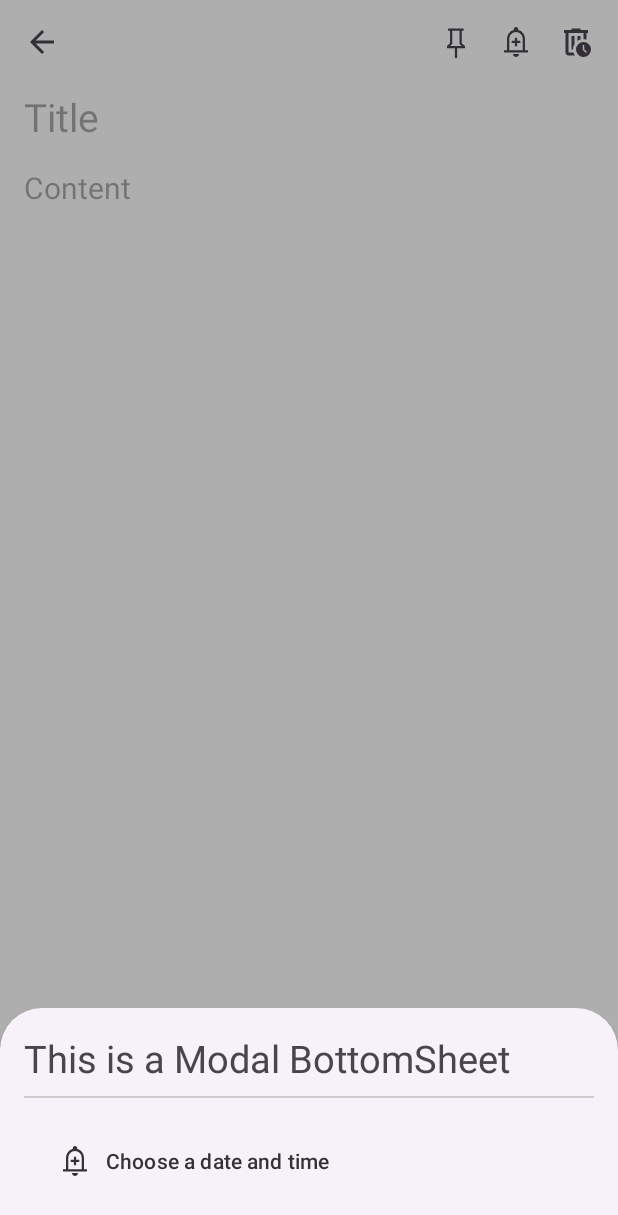
After one commit to ivarjt/notes-app, an Android app built with Jetpack Compose: the fragment BottomSheetDialog placed in its activity, on a phone screen of 412 x 824 dp. The commit adds this screen. Shown: the top 1215 px of the screen. Run offline under Robolectric (Android 15) with nearby library versions, the phone set to English and light mode, and no system bars; our stand-ins replace Room's generated code.

Commit message:
feat(reminders): add initial bottom sheet and reminder button
- Added BottomSheetDialog for reminders
- Added two new colors for reminder UI
- Added reminder button (no functionality yet)

```diff
--- a/app/build.gradle.kts
+++ b/app/build.gradle.kts
@@ -77,7 +77,6 @@ dependencies {
     debugImplementation("androidx.compose.ui:ui-test-manifest")
     implementation("androidx.compose.material:material-icons-core")
     implementation("androidx.compose.material:material-icons-extended")
-    implementation("androidx.compose.material3.adaptive:adaptive")
     implementation("androidx.activity:activity-compose:1.10.1")
     implementation("androidx.lifecycle:lifecycle-viewmodel-compose:2.8.5")
     implementation("androidx.compose.runtime:runtime-livedata")
--- a/app/src/main/java/se/itdata/notes/NoteEditorActivity.kt
+++ b/app/src/main/java/se/itdata/notes/NoteEditorActivity.kt
@@ -6,9 +6,10 @@ import android.os.Bundle
 import android.view.View
 import android.widget.EditText
 import android.widget.ImageView
-import androidx.activity.ComponentActivity
+import android.widget.Toast
 import androidx.activity.OnBackPressedCallback
 import androidx.activity.enableEdgeToEdge
+import androidx.appcompat.app.AppCompatActivity
 import androidx.core.app.ActivityOptionsCompat
 import androidx.core.view.ViewCompat
 import androidx.core.view.WindowInsetsCompat
@@ -18,10 +19,11 @@ import com.google.android.material.transition.platform.MaterialContainerTransfor
 import com.google.android.material.transition.platform.MaterialContainerTransformSharedElementCallback
 import se.itdata.notes.database.AppDatabase
 import se.itdata.notes.database.Note
+import se.itdata.notes.ui.bottomsheet.BottomSheetDialog
 import se.itdata.notes.viewmodel.NoteViewModel
 import se.itdata.notes.viewmodel.NoteViewModelFactory
 
-class NoteEditorActivity : ComponentActivity() {
+class NoteEditorActivity : AppCompatActivity() {
 
     lateinit var titleInput: EditText
     lateinit var contentInput: EditText
@@ -85,6 +87,7 @@ class NoteEditorActivity : ComponentActivity() {
         val backButton: ImageView = findViewById(R.id.arrow_back)
         val deleteButton: ImageView = findViewById(R.id.trash_bin)
         pinToggleButton = findViewById(R.id.buttonPinToggle)
+        val reminderButton: ImageView = findViewById(R.id.reminder)
 
         mode = intent.getStringExtra(EXTRA_MODE)
         noteId = intent.getIntExtra(EXTRA_NOTE_ID, -1)
@@ -119,6 +122,12 @@ class NoteEditorActivity : ComponentActivity() {
         deleteButton.setOnClickListener {
             deleteNote()
             startActivity(intentMain, options.toBundle())
+        }
+
+        reminderButton.setOnClickListener {
+            //Toast.makeText(this, "Reminder Clicked", Toast.LENGTH_SHORT).show()
+            val bottomSheet = BottomSheetDialog()
+            bottomSheet.show(supportFragmentManager, bottomSheet.tag)
         }
 
         pinToggleButton.setOnClickListener {
@@ -166,7 +175,6 @@ class NoteEditorActivity : ComponentActivity() {
         }
     }
 
-
     private fun deleteNote() {
         if (mode == "edit" && noteId != -1) {
             noteViewModel.getNoteById(noteId).observe(this) { note ->
--- /dev/null
+++ b/app/src/main/java/se/itdata/notes/ui/bottomsheet/BottomSheetDialog.kt
@@ -0,0 +1,33 @@
+package se.itdata.notes.ui.bottomsheet
+
+import android.os.Bundle
+import android.view.LayoutInflater
+import android.view.View
+import android.view.ViewGroup
+import android.widget.Button
+import android.widget.Toast
+import com.google.android.material.bottomsheet.BottomSheetDialogFragment
+import se.itdata.notes.R
+
+class BottomSheetDialog : BottomSheetDialogFragment() {
+    override fun onCreateView(inflater: LayoutInflater, container: ViewGroup?, savedInstanceState: Bundle?): View? {
+        val view: View = inflater.inflate(
+            R.layout.bottom_sheet_layout,
+            container, false
+        )
+
+        val button1 = view.findViewById<Button>(R.id.button1)
+        //val button2 = view.findViewById<Button>(R.id.button2)
+
+        button1.setOnClickListener { // Choose date and time
+            Toast.makeText(activity, "First Button Clicked", Toast.LENGTH_SHORT).show()
+            dismiss()
+        }
+/*
+        button2.setOnClickListener { // TODO: REMOVE, Test Button
+            Toast.makeText(activity, "Second Button Clicked", Toast.LENGTH_SHORT).show()
+            dismiss()
+        }*/
+        return view
+    }
+}
--- /dev/null
+++ b/app/src/main/res/drawable/add_alert.xml
@@ -0,0 +1,12 @@
+<vector xmlns:android="http://schemas.android.com/apk/res/android"
+    android:autoMirrored="true"
+    android:width="24dp"
+    android:height="24dp"
+    android:viewportWidth="960"
+    android:viewportHeight="960"
+    android:tint="?attr/colorControlNormal">
+
+  <path
+      android:pathData="M450,592h60v-84h84v-60h-84v-84h-60v84h-84v60h84v84ZM160,760v-60h80v-304q0,-84 49.5,-150.5T420,162v-22q0,-25 17.5,-42.5T480,80q25,0 42.5,17.5T540,140v22q81,17 130.5,83.5T720,396v304h80v60L160,760ZM480,458ZM480,880q-33,0 -56.5,-23.5T400,800h160q0,33 -23.5,56.5T480,880ZM300,700h360v-304q0,-75 -52.5,-127.5T480,216q-75,0 -127.5,52.5T300,396v304Z"
+      android:fillColor="?attr/colorControlNormal"/>
+</vector>
--- /dev/null
+++ b/app/src/main/res/layout/bottom_sheet_layout.xml
@@ -0,0 +1,42 @@
+<?xml version="1.0" encoding="utf-8"?>
+<LinearLayout
+    xmlns:android="http://schemas.android.com/apk/res/android"
+    xmlns:app="http://schemas.android.com/apk/res-auto"
+    android:layout_width="match_parent"
+    android:layout_height="match_parent"
+    android:orientation="vertical"
+    android:padding="16dp">
+
+    <TextView
+        android:layout_width="wrap_content"
+        android:layout_height="wrap_content"
+        android:text="This is a Modal BottomSheet"
+        android:textSize="25sp" />
+
+    <View
+        android:layout_width="match_parent"
+        android:layout_height="1dp"
+        android:background="@color/customListDivider"
+        android:layout_marginVertical="8dp" />
+
+    <!--
+    <Button
+        android:layout_margin="10dp"
+        android:id="@+id/button2"
+        android:layout_width="wrap_content"
+        android:layout_height="wrap_content"
+        android:text="Button 2" />
+        -->
+
+    <com.google.android.material.button.MaterialButton
+        android:id="@+id/button1"
+        android:layout_width="wrap_content"
+        android:layout_height="wrap_content"
+        android:layout_margin="10dp"
+        android:text="Choose a date and time"
+        app:icon="@drawable/add_alert"
+        app:iconGravity="start"
+        app:iconPadding="8dp"
+        app:tint="?attr/colorControlNormal" />
+
+</LinearLayout>
--- a/app/src/main/res/layout/note_editor_toolbar.xml
+++ b/app/src/main/res/layout/note_editor_toolbar.xml
@@ -23,11 +23,21 @@
             android:layout_width="24dp"
             android:layout_height="24dp"
             android:layout_centerVertical="true"
-            android:layout_toStartOf="@id/trash_bin"
+            android:layout_toStartOf="@id/reminder"
             android:layout_marginEnd="16dp"
             android:src="@drawable/keep_outline"
             android:clickable="true"
             android:focusable="true"
+            app:tint="?attr/colorControlNormal" />
+
+        <ImageView
+            android:layout_width="24dp"
+            android:layout_height="24dp"
+            android:id="@+id/reminder"
+            android:layout_centerVertical="true"
+            android:layout_toStartOf="@id/trash_bin"
+            android:layout_marginEnd="16dp"
+            android:src="@drawable/add_alert"
             app:tint="?attr/colorControlNormal" />
 
         <ImageView
@@ -39,8 +49,6 @@
             android:src="@drawable/outline_auto_delete_24"
             app:tint="?attr/colorControlNormal" />
 
-        <!-- TODO: Add buttons for pinned, reminder-->
-
     </RelativeLayout>
 
 </RelativeLayout>
--- a/app/src/main/res/values-night/themes.xml
+++ b/app/src/main/res/values-night/themes.xml
@@ -4,6 +4,7 @@
         <item name="android:windowContentTransitions">true</item>
         <item name="android:windowActivityTransitions">true</item>
         <!-- Customize your dark theme here. -->
+        <item name="colorPrimary">@color/colorPrimary</item>
         <!-- <item name="colorPrimary">@color/my_dark_primary</item> -->
     </style>
 </resources>
--- a/app/src/main/res/values/colors.xml
+++ b/app/src/main/res/values/colors.xml
@@ -2,4 +2,6 @@
 <resources>
     <color name="black">#FF000000</color>
     <color name="white">#FFFFFFFF</color>
+    <color name="colorPrimary">#333333</color>
+    <color name="customListDivider">#CCCCCC</color>
 </resources>
--- a/app/src/main/res/values/themes.xml
+++ b/app/src/main/res/values/themes.xml
@@ -1,10 +1,9 @@
+<!-- themes.xml -->
 <resources xmlns:tools="http://schemas.android.com/tools">
-    <!-- Base application theme. -->
     <style name="Base.Theme.Notes" parent="Theme.Material3.DayNight.NoActionBar">
         <item name="android:windowContentTransitions">true</item>
         <item name="android:windowActivityTransitions">true</item>
-        <!-- Add your other theme customizations here -->
-
+        <item name="colorPrimary">@color/colorPrimary</item>
     </style>
 
     <style name="Theme.Notes" parent="Base.Theme.Notes" />
```
